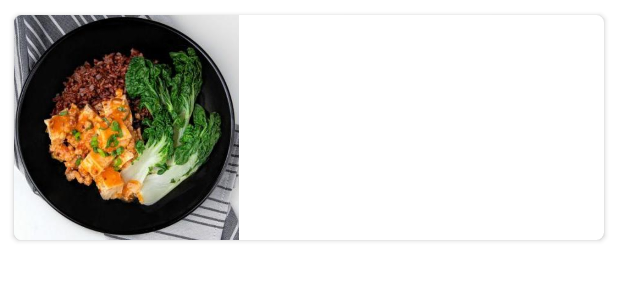
After one commit to raneric/eat-cal, an Android app: the layout receip_list_item.xml on its own in the app's theme, with its tools: preview values and no code run, on a phone screen of 412 x 824 dp. The commit adds this screen. Shown: the top 300 px of the screen. Run offline under Robolectric (Android 15) with nearby library versions, the phone set to English and light mode, and no system bars.

Commit message:
base list stared

```diff
--- a/app/build.gradle
+++ b/app/build.gradle
@@ -31,6 +31,9 @@ android {
     kotlinOptions {
         jvmTarget = '1.8'
     }
+    buildFeatures {
+        viewBinding = true
+    }
 }
 
 dependencies {
--- a/app/src/main/res/color/bottom_nav_icon.xml
+++ b/app/src/main/res/color/bottom_nav_icon.xml
@@ -1,5 +1,5 @@
 <?xml version="1.0" encoding="utf-8"?>
 <selector xmlns:android="http://schemas.android.com/apk/res/android">
-    <item android:color="@color/primary_dark" android:state_checked="true" />
-    <item android:color="@color/lime_600" />
+    <item android:color="@color/amber_custom" android:state_checked="true" />
+    <item android:color="@color/lime_700" />
 </selector>
--- /dev/null
+++ b/app/src/main/res/layout/receip_list_item.xml
@@ -0,0 +1,33 @@
+<?xml version="1.0" encoding="utf-8"?>
+<FrameLayout xmlns:android="http://schemas.android.com/apk/res/android"
+    xmlns:app="http://schemas.android.com/apk/res-auto"
+    xmlns:tools="http://schemas.android.com/tools"
+    android:layout_width="match_parent"
+    android:layout_height="wrap_content"
+    android:padding="@dimen/padding_list_item">
+
+    <androidx.cardview.widget.CardView
+        android:layout_width="match_parent"
+        android:layout_height="match_parent"
+        app:cardBackgroundColor="#FFFFFF"
+        app:cardCornerRadius="@dimen/card_border_radius"
+        app:cardPreventCornerOverlap="true"
+        app:cardUseCompatPadding="true">
+
+        <androidx.constraintlayout.widget.ConstraintLayout
+            android:layout_width="match_parent"
+            android:layout_height="match_parent">
+
+            <ImageView
+                android:id="@+id/imageView"
+                android:layout_width="150dp"
+                android:layout_height="150dp"
+                android:contentDescription="@string/food_picture"
+                android:scaleType="centerCrop"
+                app:layout_constraintBottom_toBottomOf="parent"
+                app:layout_constraintStart_toStartOf="parent"
+                app:layout_constraintTop_toTopOf="parent"
+                tools:srcCompat="@drawable/default_food" />
+        </androidx.constraintlayout.widget.ConstraintLayout>
+    </androidx.cardview.widget.CardView>
+</FrameLayout>
--- a/app/src/main/res/values/colors.xml
+++ b/app/src/main/res/values/colors.xml
@@ -11,5 +11,9 @@
     <color name="grey_400">#bdbdbd</color>
     <color name="amber_700">#ff8f00</color>
     <color name="lime_600">#c0ca33</color>
+    <color name="lime_700">#afb42b</color>
     <color name="amber_a700">#ffab00</color>
+    <color name="amber_custom">#DD8500</color>
+    <color name="primaryTextColor">#3e2723</color>
+    <color name="secondaryTextColor">#212121</color>
 </resources>
--- /dev/null
+++ b/app/src/main/res/values/dimens.xml
@@ -0,0 +1,6 @@
+<?xml version="1.0" encoding="utf-8"?>
+<resources>
+    <dimen name="card_elevation">16dp</dimen>
+    <dimen name="padding_list_item">5dp</dimen>
+    <dimen name="card_border_radius">5dp</dimen>
+</resources>
--- a/app/src/main/res/values/strings.xml
+++ b/app/src/main/res/values/strings.xml
@@ -10,4 +10,5 @@
     <string name="label_find">Find</string>
     <string name="label_recent">Recent</string>
     <string name="label_profile">Profile</string>
+    <string name="food_picture">Food picture</string>
 </resources>
--- /dev/null
+++ b/app/src/main/res/values/styles.xml
@@ -0,0 +1,3 @@
+<?xml version="1.0" encoding="utf-8"?>
+<resources>
+</resources>
```
Also changed, not shown: app/src/main/java/com/sgg/eatcal/MainActivity.kt (+17 -1 lines), app/src/main/res/layout/fragment_find.xml (+3 -4 lines), app/src/main/res/drawable/default_food.jpg (added).
